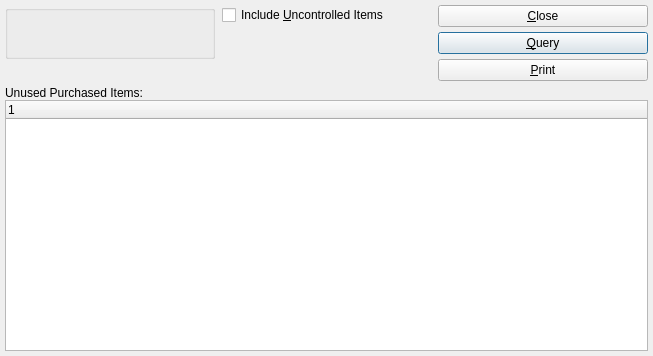
Before: the Qt Designer form xtuple/trunk/guiclient/dspUnusedPurchasedItems.ui in WooodHead/xtuple, drawn with Qt 5.
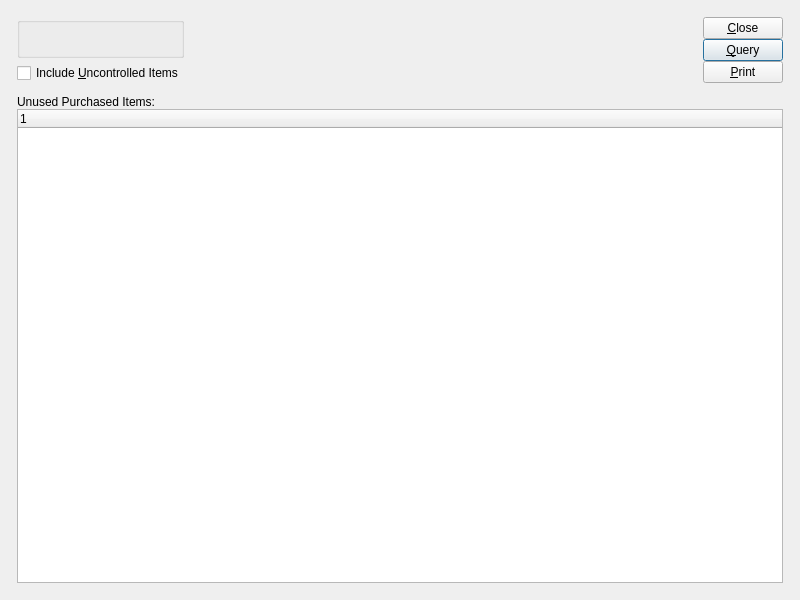
After: the same form once the commit is applied. Custom widgets are drawn as their Qt base class.

```diff
--- a/xtuple/trunk/guiclient/dspUnusedPurchasedItems.ui
+++ b/xtuple/trunk/guiclient/dspUnusedPurchasedItems.ui
@@ -13,63 +13,36 @@
    <rect>
     <x>0</x>
     <y>0</y>
-    <width>653</width>
-    <height>356</height>
+    <width>800</width>
+    <height>600</height>
    </rect>
   </property>
   <property name="windowTitle" >
    <string>Unused Purchased Items</string>
   </property>
-   <layout class="QVBoxLayout" >
-    <item>
-     <layout class="QHBoxLayout" >
+  <layout class="QGridLayout" name="gridLayout_3" >
+   <item row="0" column="0" >
+    <layout class="QGridLayout" name="gridLayout_2" >
       <property name="margin" >
-       <number>0</number>
+      <number>12</number>
       </property>
       <property name="spacing" >
-       <number>7</number>
-      </property>
+      <number>12</number>
+     </property>
+     <item row="0" column="0" >
+      <layout class="QHBoxLayout" name="horizontalLayout" >
       <item>
-       <layout class="QVBoxLayout" >
-        <property name="margin" >
-         <number>0</number>
-        </property>
-        <property name="spacing" >
-         <number>0</number>
-        </property>
+        <layout class="QVBoxLayout" name="verticalLayout" >
         <item>
          <widget class="ParameterGroup" name="_classCode" >
           <property name="title" >
            <string/>
           </property>
-         </widget>
-        </item>
-        <item>
-         <spacer>
-          <property name="orientation" >
-           <enum>Qt::Vertical</enum>
-          </property>
-          <property name="sizeType" >
-           <enum>QSizePolicy::Preferred</enum>
-          </property>
-          <property name="sizeHint" >
-           <size>
-            <width>20</width>
-            <height>22</height>
-           </size>
-          </property>
-         </spacer>
-        </item>
-       </layout>
-      </item>
-      <item>
-       <layout class="QVBoxLayout" >
-        <property name="margin" >
-         <number>0</number>
-        </property>
-        <property name="spacing" >
-         <number>0</number>
-        </property>
+           <property name="fixedSize" >
+            <bool>false</bool>
+           </property>
+          </widget>
+         </item>
         <item>
          <widget class="XCheckBox" name="_includeUncontrolled" >
           <property name="text" >
@@ -77,31 +50,28 @@
           </property>
          </widget>
         </item>
+        </layout>
+       </item>
         <item>
          <spacer>
           <property name="orientation" >
-           <enum>Qt::Vertical</enum>
+          <enum>Qt::Horizontal</enum>
           </property>
           <property name="sizeType" >
-           <enum>QSizePolicy::Preferred</enum>
-          </property>
-          <property name="sizeHint" >
+          <enum>QSizePolicy::Expanding</enum>
+         </property>
+         <property name="sizeHint" stdset="0" >
            <size>
-            <width>20</width>
-            <height>76</height>
+           <width>0</width>
+           <height>20</height>
            </size>
           </property>
          </spacer>
         </item>
-       </layout>
-      </item>
       <item>
        <layout class="QVBoxLayout" >
-        <property name="margin" >
-         <number>0</number>
-        </property>
         <property name="spacing" >
-         <number>5</number>
+          <number>0</number>
         </property>
         <item>
          <widget class="QPushButton" name="_close" >
@@ -130,15 +100,43 @@
           </property>
          </widget>
         </item>
-       </layout>
-      </item>
-     </layout>
-    </item>
     <item>
-     <layout class="QVBoxLayout" >
+          <spacer name="verticalSpacer" >
+           <property name="orientation" >
+            <enum>Qt::Vertical</enum>
+           </property>
+           <property name="sizeHint" stdset="0" >
+            <size>
+             <width>20</width>
+             <height>0</height>
+            </size>
+           </property>
+          </spacer>
+         </item>
+        </layout>
+       </item>
+      </layout>
+     </item>
+     <item row="1" column="0" >
+      <widget class="QFrame" name="_frame" >
+       <property name="sizePolicy" >
+        <sizepolicy vsizetype="Expanding" hsizetype="Preferred" >
+         <horstretch>0</horstretch>
+         <verstretch>1</verstretch>
+        </sizepolicy>
+       </property>
+       <property name="frameShape" >
+        <enum>QFrame::NoFrame</enum>
+       </property>
+       <property name="frameShadow" >
+        <enum>QFrame::Raised</enum>
+       </property>
+       <layout class="QGridLayout" name="gridLayout" >
       <property name="margin" >
        <number>0</number>
       </property>
+        <item row="0" column="0" >
+         <layout class="QVBoxLayout" >
       <property name="spacing" >
        <number>0</number>
       </property>
@@ -155,9 +153,7 @@
          <bool>true</bool>
         </property>
         <property name="sizePolicy" >
-         <sizepolicy>
-          <hsizetype>7</hsizetype>
-          <vsizetype>7</vsizetype>
+             <sizepolicy vsizetype="Expanding" hsizetype="Expanding" >
           <horstretch>0</horstretch>
           <verstretch>0</verstretch>
          </sizepolicy>
@@ -174,6 +170,11 @@
     </item>
    </layout>
  </widget>
+     </item>
+    </layout>
+   </item>
+  </layout>
+ </widget>
  <layoutdefault spacing="5" margin="5" />
  <pixmapfunction>qPixmapFromMimeSource</pixmapfunction>
  <customwidgets>
```
Left out of the diff: 3 changed lines with no effect on the pictures. Lines whose indentation alone changed are shown as unchanged.
